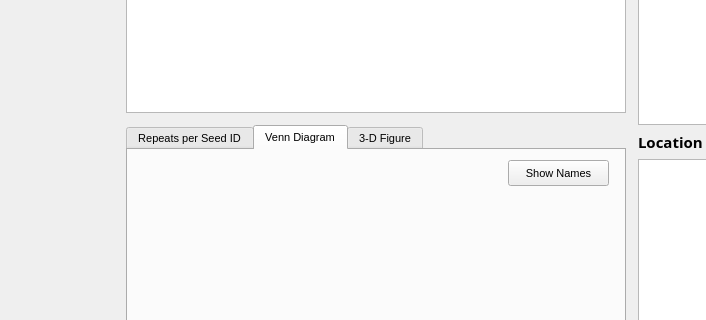
This is populationanalysis.ui in TrinhLab/CASPERapp as Qt 5 draws it before an edit; both pictures show x 0 to 706 and y 338 to 658 of the 1211 by 826 pixel window. The edited form follows.
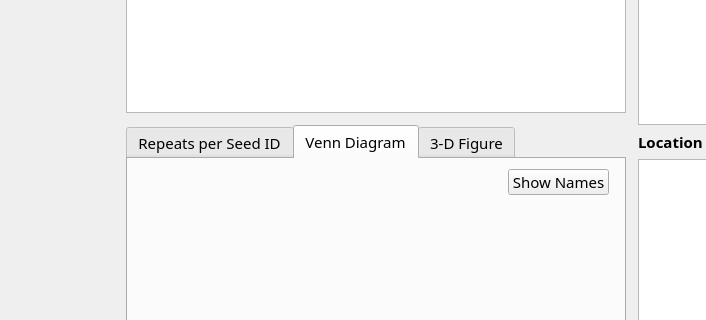
This is the edited form. The open tabs and pages were chosen to show the change. Custom widgets are drawn as their Qt base class.

What changed in the file:
```diff
--- a/populationanalysis.ui
+++ b/populationanalysis.ui
@@ -376,8 +376,30 @@
           <height>16777215</height>
          </size>
         </property>
+        <property name="font">
+         <font>
+          <family>Sans Serif</family>
+          <pointsize>11</pointsize>
+          <weight>50</weight>
+          <italic>false</italic>
+          <bold>false</bold>
+          <stylestrategy>PreferAntialias</stylestrategy>
+         </font>
+        </property>
+        <property name="focusPolicy">
+         <enum>Qt::StrongFocus</enum>
+        </property>
+        <property name="tabShape">
+         <enum>QTabWidget::Rounded</enum>
+        </property>
         <property name="currentIndex">
-         <number>0</number>
+         <number>1</number>
+        </property>
+        <property name="usesScrollButtons">
+         <bool>false</bool>
+        </property>
+        <property name="documentMode">
+         <bool>false</bool>
         </property>
         <widget class="pop_analysis_repeats_graph" name="pop_analysis_repeats_graph">
          <attribute name="title">
```
Left out of the diff: 6 changed lines with no effect on the pictures.
